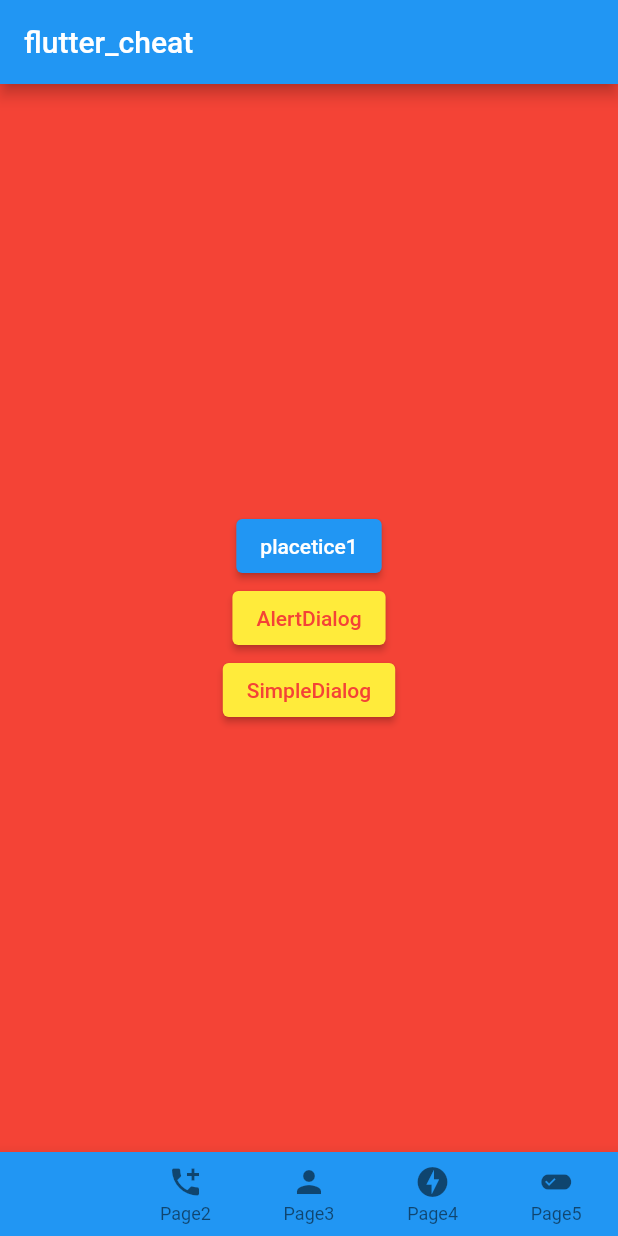
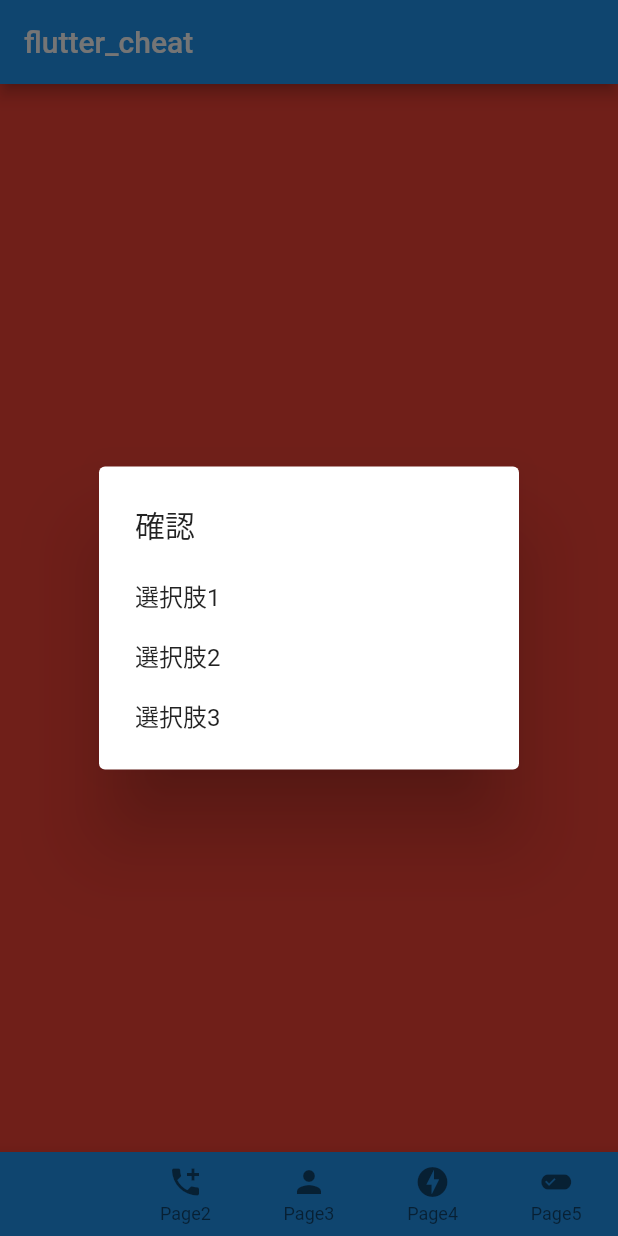
Before and after one commit to ramen2020/flutter_cheat, a Flutter app: the screen it shows after launch, after a tap on "SimpleDialog", on a phone screen of 412 x 824 dp. Run offline on Flutter 3.47's test engine with Material 2 defaults, Android fonts, the phone set to English and light mode, and no system bars.

Commit message:
選択できるアラート追加

```diff
--- a/lib/pages/page1_page.dart
+++ b/lib/pages/page1_page.dart
@@ -65,8 +65,29 @@ class Page1 extends StatelessWidget {
                   primary: Colors.yellow,
                 ),
                 onPressed: () async {
-                  //
-                }),
+                  await showDialog<int>(
+                      context: context,
+                      barrierDismissible: false,
+                      builder: (BuildContext context) {
+                        return SimpleDialog(
+                          title: Text('確認'),
+                          children: <Widget>[
+                            SimpleDialogOption(
+                              onPressed: () => Navigator.pop(context, 1),
+                              child: const Text('選択肢1'),
+                            ),
+                            SimpleDialogOption(
+                              onPressed: () => Navigator.pop(context, 2),
+                              child: const Text('選択肢2'),
+                            ),
+                            SimpleDialogOption(
+                              onPressed: () => Navigator.pop(context, 3),
+                              child: const Text('選択肢3'),
+                            ),
+                          ],
+                        );
+                      });
+                })
           ]),
     );
   }
```
